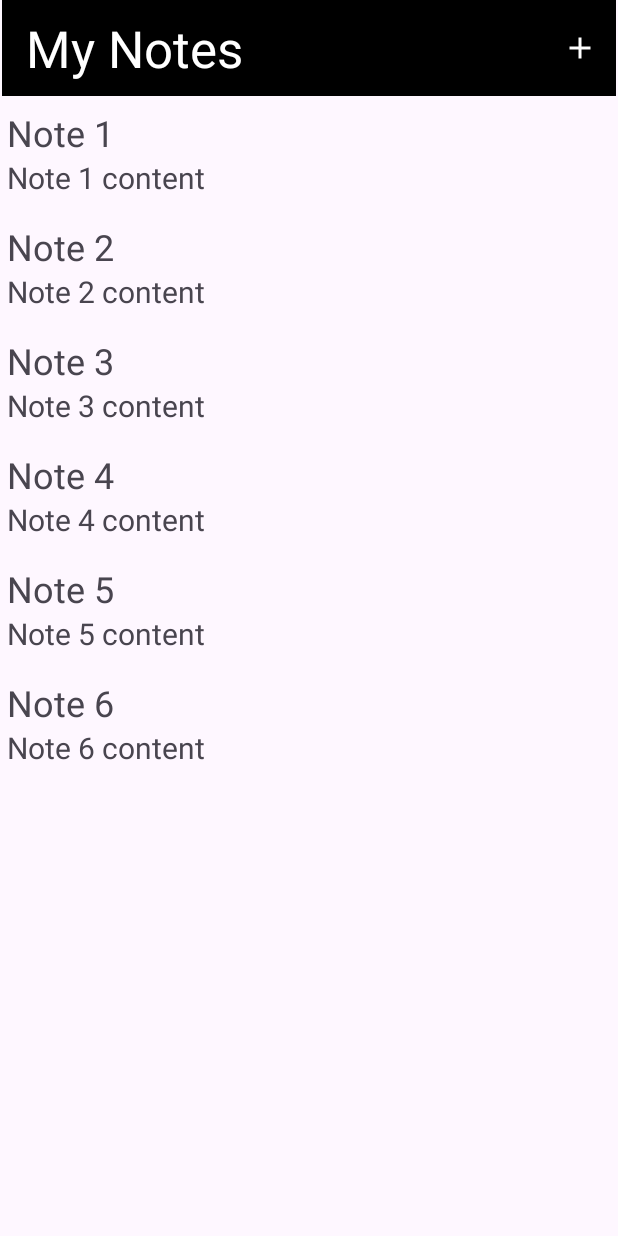
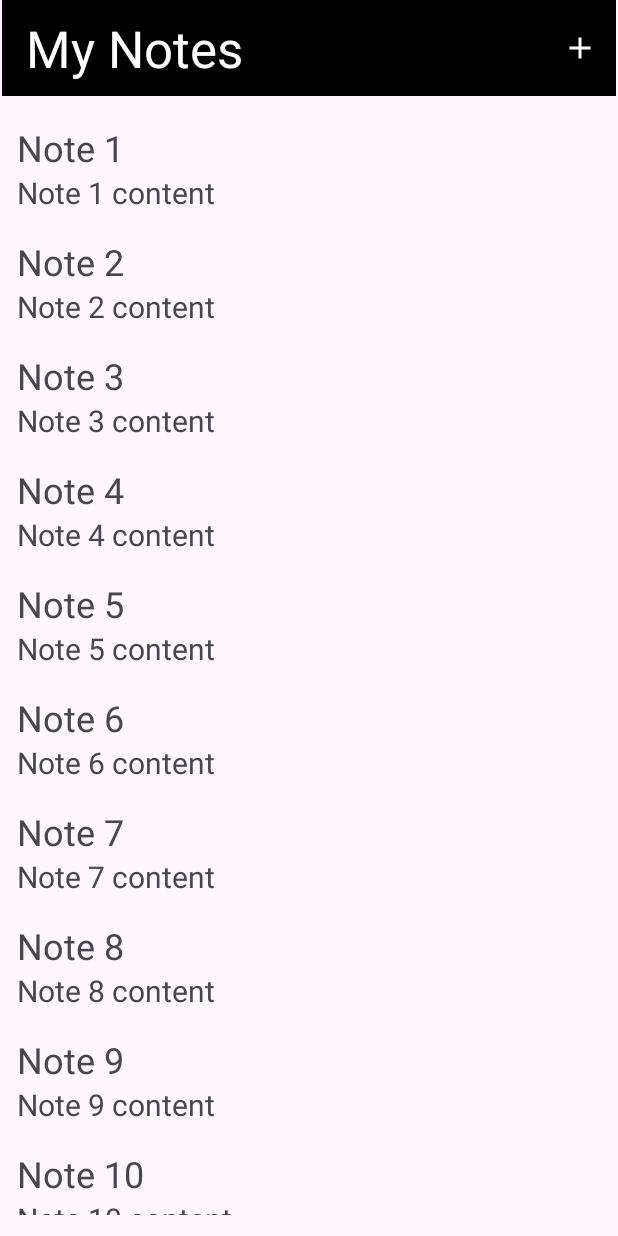
Before and after one commit to Ri787878/My_Mobile_Notes, an Android app: the screen it shows after launch (MainActivity), on a phone screen of 412 x 824 dp. Run offline under Robolectric (Android 15) with nearby library versions, the phone set to English and light mode, and no system bars.

```diff
--- a/app/src/main/java/pt/iade/ricardodias/my_mobile_notes/adapters/NoteItemRowAdapter.java
+++ b/app/src/main/java/pt/iade/ricardodias/my_mobile_notes/adapters/NoteItemRowAdapter.java
@@ -70,5 +70,7 @@ public class NoteItemRowAdapter extends RecyclerView.Adapter<NoteItemRowAdapter.
     //Defines what to do when an item is clicked
     public interface OnNoteItemClickListener{
         void onNoteItemClick(View view, int position);
+
+        void onItemClick(View view, int position);
     }
 }
--- a/app/src/main/res/layout/activity_main.xml
+++ b/app/src/main/res/layout/activity_main.xml
@@ -23,11 +23,11 @@
 
     <androidx.recyclerview.widget.RecyclerView
         android:id="@+id/main_activity_notes_list"
-        android:layout_width="406dp"
-        android:layout_height="453dp"
+        android:layout_width="390dp"
+        android:layout_height="736dp"
+        android:layout_marginTop="10dp"
         app:layout_constraintBottom_toBottomOf="parent"
         app:layout_constraintEnd_toEndOf="parent"
-        app:layout_constraintHorizontal_bias="0.8"
         app:layout_constraintStart_toStartOf="parent"
         app:layout_constraintTop_toBottomOf="@+id/main_activity_toolbar"
         app:layout_constraintVertical_bias="0.0" />
```
Also changed, not shown: app/src/main/java/pt/iade/ricardodias/my_mobile_notes/models/NoteItem.java (+22 -0 lines), app/src/main/java/pt/iade/ricardodias/my_mobile_notes/views/MainActivity.java (+45 -3 lines), app/src/main/java/pt/iade/ricardodias/my_mobile_notes/views/NoteActivity.java (+15 -3 lines).
